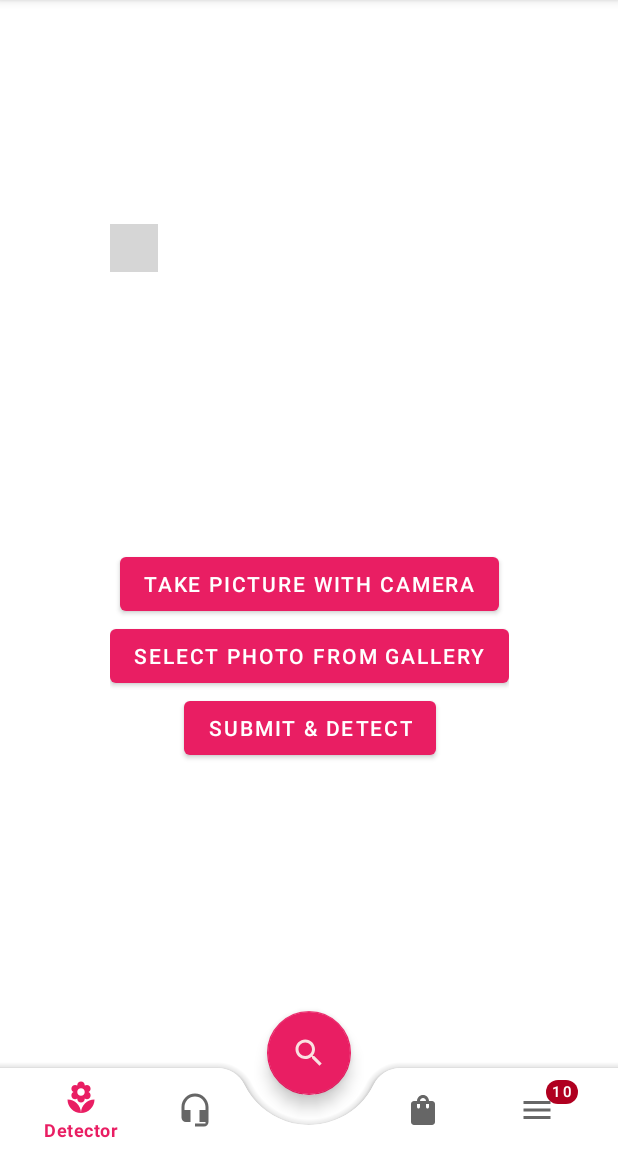
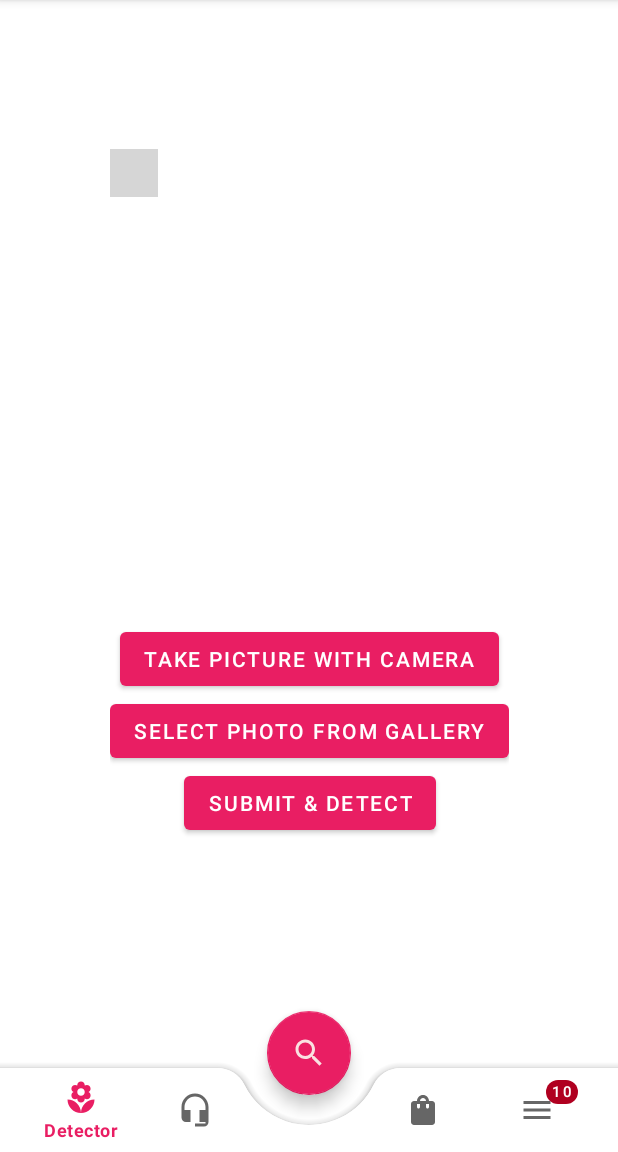
Before and after one commit to Blasanka/research-frontend, an Android app: the screen it shows after launch (MainActivity), on a phone screen of 412 x 824 dp, the part 84-1236 px from its top. Run offline under Robolectric (Android 15) with nearby library versions, the phone set to English and light mode, and no system bars; libraries missing offline, so code that uses them is left out: androidx.camera.core, androidx.camera.lifecycle, com.kaopiz.kprogresshud; plain views replace PreviewView; 3 statements that could not run were skipped; grey boxes are pictures that could not be loaded.

Commit message:
Network security configurer and detect disease image post api integration

```diff
--- a/app/build.gradle
+++ b/app/build.gradle
@@ -59,4 +59,9 @@ dependencies {
     implementation "androidx.camera:camera-lifecycle:$camerax_version"
     // CameraX View class
     implementation "androidx.camera:camera-view:1.0.0-alpha23"
+
+    implementation 'com.squareup.retrofit2:retrofit:2.9.0'
+    implementation 'com.squareup.retrofit2:converter-gson:2.9.0'
+
+    implementation 'com.kaopiz:kprogresshud:1.0.2'
 }
--- a/app/src/main/AndroidManifest.xml
+++ b/app/src/main/AndroidManifest.xml
@@ -15,6 +15,7 @@
         android:label="@string/app_name"
         android:roundIcon="@mipmap/ic_launcher_round"
         android:supportsRtl="true"
+        android:usesCleartextTraffic="true"
         android:theme="@style/Theme.Floral">
         <activity android:name=".MainActivity">
             <intent-filter>
--- a/app/src/main/java/com/example/floral/disease/Constants.kt
+++ b/app/src/main/java/com/example/floral/disease/Constants.kt
@@ -9,4 +9,6 @@ object Constants {
     val REQUIRED_PERMISSIONS = arrayOf(Manifest.permission.CAMERA)
     const val CAPTURE_IMAGE_ACTIVITY_REQUEST_CODE: Int = 1888
     const val GALLERY_IMAGE_ACTIVITY_REQUEST_CODE: Int = 1000
+
+    const val BASE_URL = "http://192.168.1.4:5000/"
 }
--- /dev/null
+++ b/app/src/main/java/com/example/floral/disease/DiseasesService.kt
@@ -0,0 +1,15 @@
+package com.example.floral.disease
+
+import okhttp3.MultipartBody
+import retrofit2.Call
+import retrofit2.http.POST
+import retrofit2.http.Multipart
+import retrofit2.http.Part
+
+interface DiseasesService {
+    @Multipart
+    @POST("/api/v1.0/detect-disease")
+    fun detectDisease(@Part part: MultipartBody.Part) : Call<ResultResponse>
+
+
+}
--- /dev/null
+++ b/app/src/main/java/com/example/floral/disease/ResultResponse.kt
@@ -0,0 +1,5 @@
+package com.example.floral.disease
+
+data class ResultResponse(
+    val result: DiseaseResultResponse,
+)
--- a/app/src/main/res/layout/fragment_detector.xml
+++ b/app/src/main/res/layout/fragment_detector.xml
@@ -20,9 +20,11 @@
     <ImageView
         android:id="@+id/image"
         android:layout_width="0dp"
-        android:layout_height="200dp"
+        android:layout_height="300dp"
         android:layout_marginTop="16dp"
+        android:layout_marginBottom="20dp"
         android:contentDescription="Take Picture"
+        app:layout_constraintBottom_toTopOf="@+id/take_picture_with_camera"
         app:layout_constraintEnd_toEndOf="parent"
         app:layout_constraintHorizontal_bias="0"
         app:layout_constraintStart_toStartOf="parent"
--- /dev/null
+++ b/app/src/main/res/xml/network_security_config.xml
@@ -0,0 +1,6 @@
+<?xml version="1.0" encoding="utf-8"?>
+<network-security-config>
+    <domain-config cleartextTrafficPermitted="true">
+        <domain includeSubdomains="true">192.168.1.4</domain>
+    </domain-config>
+</network-security-config>
```
Also changed, not shown: app/src/main/java/com/example/floral/DetectorFragment.kt (+67 -2 lines), app/src/main/java/com/example/floral/disease/DiseaseResultResponse.kt (added, +11 -0 lines).
